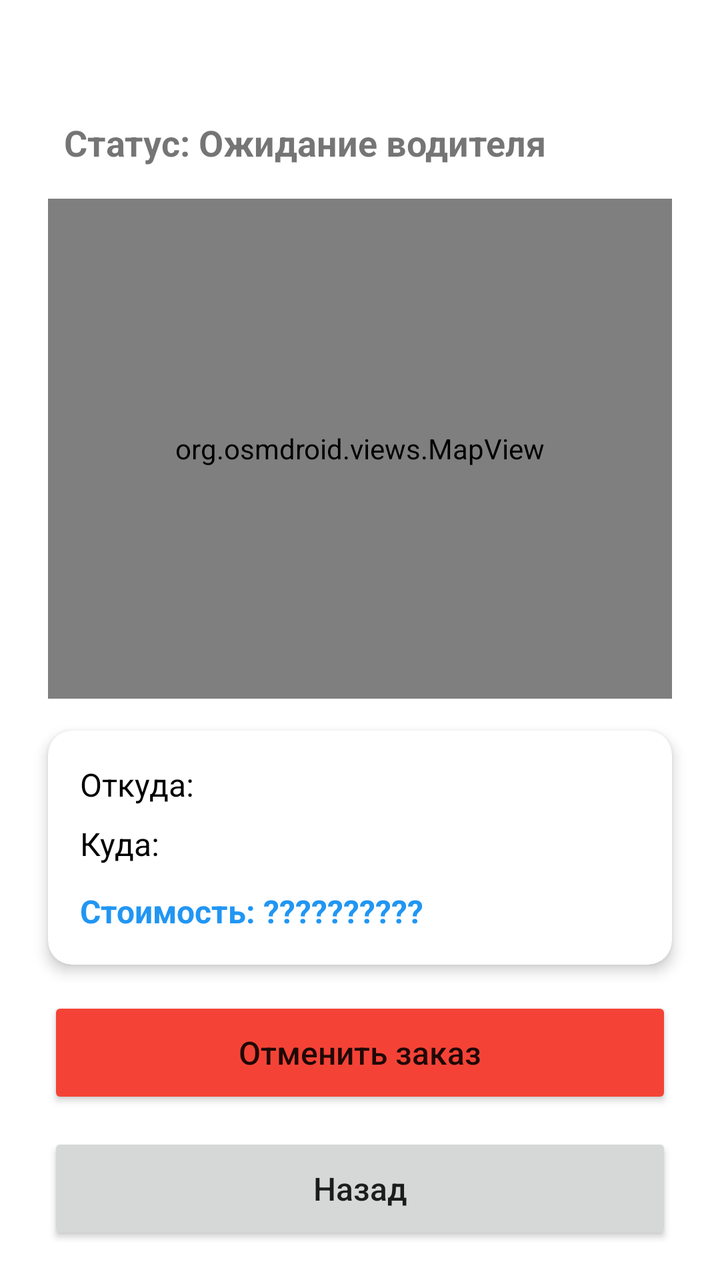
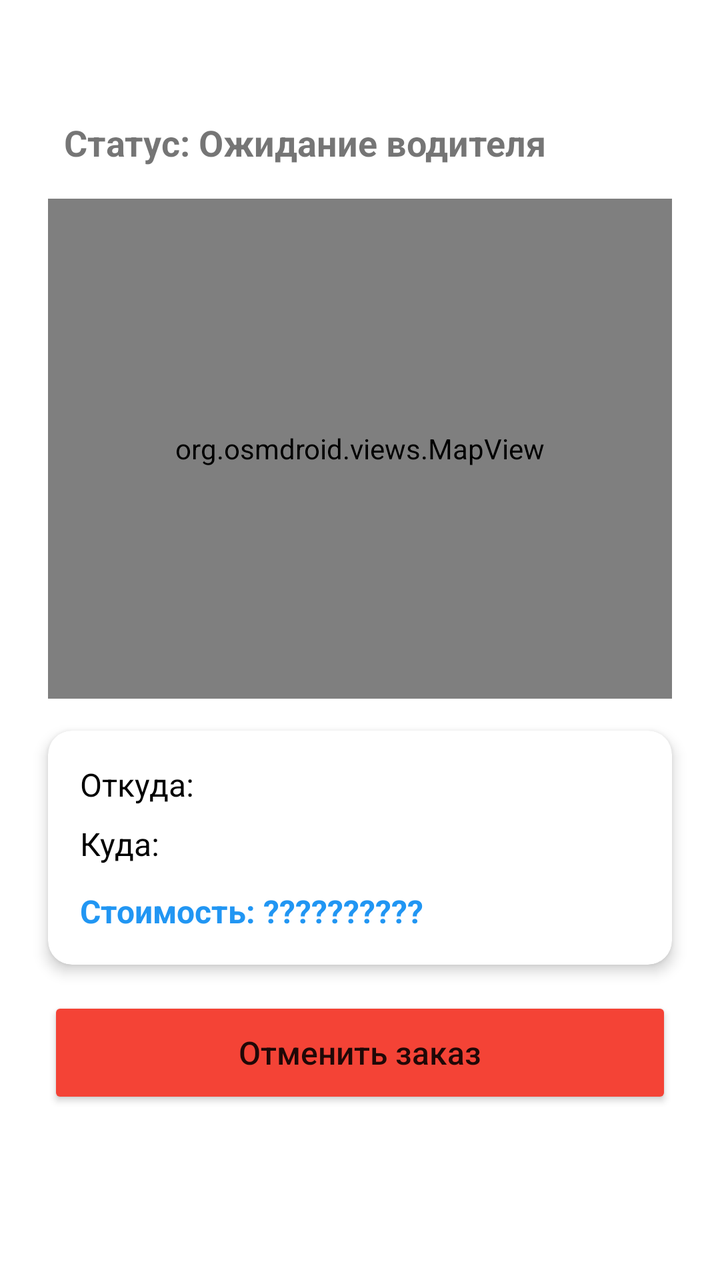

Compare the two renders of this Android layout. The source of the first and the diff that turns it into the second are given below.
<!-- AndroidManifest.xml: application theme Theme.AppCompat.Light.DarkActionBar -->
<!-- res/layout/activity_track_order.xml -->
<?xml version="1.0" encoding="utf-8"?>
<ScrollView xmlns:android="http://schemas.android.com/apk/res/android"
    xmlns:app="http://schemas.android.com/apk/res-auto"
    android:layout_width="match_parent"
    android:layout_height="match_parent"
    android:fillViewport="true"
    android:background="#FFFFFF">

    <androidx.constraintlayout.widget.ConstraintLayout
        android:layout_width="match_parent"
        android:layout_height="wrap_content"
        android:padding="16dp"
        android:fitsSystemWindows="true">

        <TextView
            android:id="@+id/tvOrderId"
            android:layout_width="0dp"
            android:layout_height="wrap_content"
            android:textSize="14sp"
            android:textColor="#757575"
            app:layout_constraintTop_toTopOf="parent"
            app:layout_constraintStart_toStartOf="parent"
            android:layout_marginTop="16dp"
            android:layout_marginStart="16dp" />

        <TextView
            android:id="@+id/tvStatus"
            android:layout_width="0dp"
            android:layout_height="wrap_content"
            android:text="Статус: Ожидание водителя"
            android:textSize="18sp"
            android:textStyle="bold"
            app:layout_constraintTop_toBottomOf="@id/tvOrderId"
            app:layout_constraintStart_toStartOf="parent"
            android:layout_marginTop="8dp"
            android:layout_marginStart="16dp" />

        <org.osmdroid.views.MapView
            android:id="@+id/mapView"
            android:layout_width="0dp"
            android:layout_height="250dp"
            app:layout_constraintTop_toBottomOf="@id/tvStatus"
            app:layout_constraintStart_toStartOf="parent"
            app:layout_constraintEnd_toEndOf="parent"
            android:layout_marginTop="16dp"
            android:layout_marginStart="8dp"
            android:layout_marginEnd="8dp" />

        <androidx.cardview.widget.CardView
            android:id="@+id/orderCard"
            android:layout_width="0dp"
            android:layout_height="wrap_content"
            app:cardCornerRadius="12dp"
            app:cardElevation="4dp"
            app:layout_constraintTop_toBottomOf="@id/mapView"
            app:layout_constraintStart_toStartOf="parent"
            app:layout_constraintEnd_toEndOf="parent"
            android:layout_marginTop="16dp"
            android:layout_marginStart="8dp"
            android:layout_marginEnd="8dp">

            <LinearLayout
                android:layout_width="match_parent"
                android:layout_height="wrap_content"
                android:orientation="vertical"
                android:padding="16dp">

                <TextView
                    android:id="@+id/tvPickupAddress"
                    android:layout_width="wrap_content"
                    android:layout_height="wrap_content"
                    android:text="Откуда: "
                    android:textSize="16sp"
                    android:textColor="#000000" />

                <TextView
                    android:id="@+id/tvDropoffAddress"
                    android:layout_width="wrap_content"
                    android:layout_height="wrap_content"
                    android:text="Куда: "
                    android:textSize="16sp"
                    android:textColor="#000000"
                    android:layout_marginTop="8dp" />

                <TextView
                    android:id="@+id/tvPrice"
                    android:layout_width="wrap_content"
                    android:layout_height="wrap_content"
                    android:text="Стоимость: ??????????"
                    android:textSize="16sp"
                    android:textStyle="bold"
                    android:textColor="#2196F3"
                    android:layout_marginTop="12dp" />
            </LinearLayout>
        </androidx.cardview.widget.CardView>

        <Button
            android:id="@+id/btnCancelOrder"
            android:layout_width="0dp"
            android:layout_height="56dp"
            android:text="Отменить заказ"
            android:textAllCaps="false"
            android:textSize="16sp"
            android:backgroundTint="#F44336"
            app:layout_constraintTop_toBottomOf="@id/orderCard"
            app:layout_constraintStart_toStartOf="parent"
            app:layout_constraintEnd_toEndOf="parent"
            android:layout_marginTop="16dp"
            android:layout_marginStart="8dp"
            android:layout_marginEnd="8dp" />

        <Button
            android:id="@+id/btnBack"
            android:layout_width="0dp"
            android:layout_height="56dp"
            android:text="Назад"
            android:textAllCaps="false"
            android:textSize="16sp"
            app:layout_constraintTop_toBottomOf="@id/btnCancelOrder"
            app:layout_constraintStart_toStartOf="parent"
            app:layout_constraintEnd_toEndOf="parent"
            android:layout_marginTop="12dp"
            android:layout_marginBottom="32dp"
            android:layout_marginStart="8dp"
            android:layout_marginEnd="8dp" />

    </androidx.constraintlayout.widget.ConstraintLayout>
</ScrollView>
<!-- resources referenced by this layout -->
<resources>

</resources>

<!-- the commit's change to res/layout/activity_track_order.xml (unified diff, before → after) -->
@@ -109,20 +109,7 @@
             android:layout_marginStart="8dp"
             android:layout_marginEnd="8dp" />
 
-        <Button
-            android:id="@+id/btnBack"
-            android:layout_width="0dp"
-            android:layout_height="56dp"
-            android:text="Назад"
-            android:textAllCaps="false"
-            android:textSize="16sp"
-            app:layout_constraintTop_toBottomOf="@id/btnCancelOrder"
-            app:layout_constraintStart_toStartOf="parent"
-            app:layout_constraintEnd_toEndOf="parent"
-            android:layout_marginTop="12dp"
-            android:layout_marginBottom="32dp"
-            android:layout_marginStart="8dp"
-            android:layout_marginEnd="8dp" />
+
 
     </androidx.constraintlayout.widget.ConstraintLayout>
 </ScrollView>
